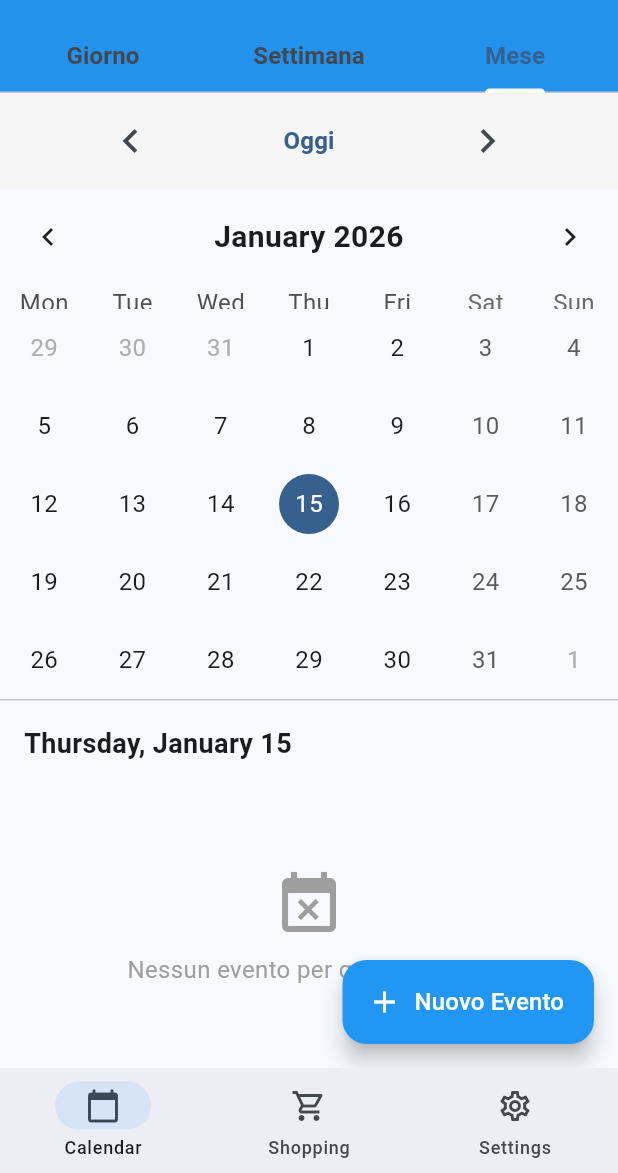
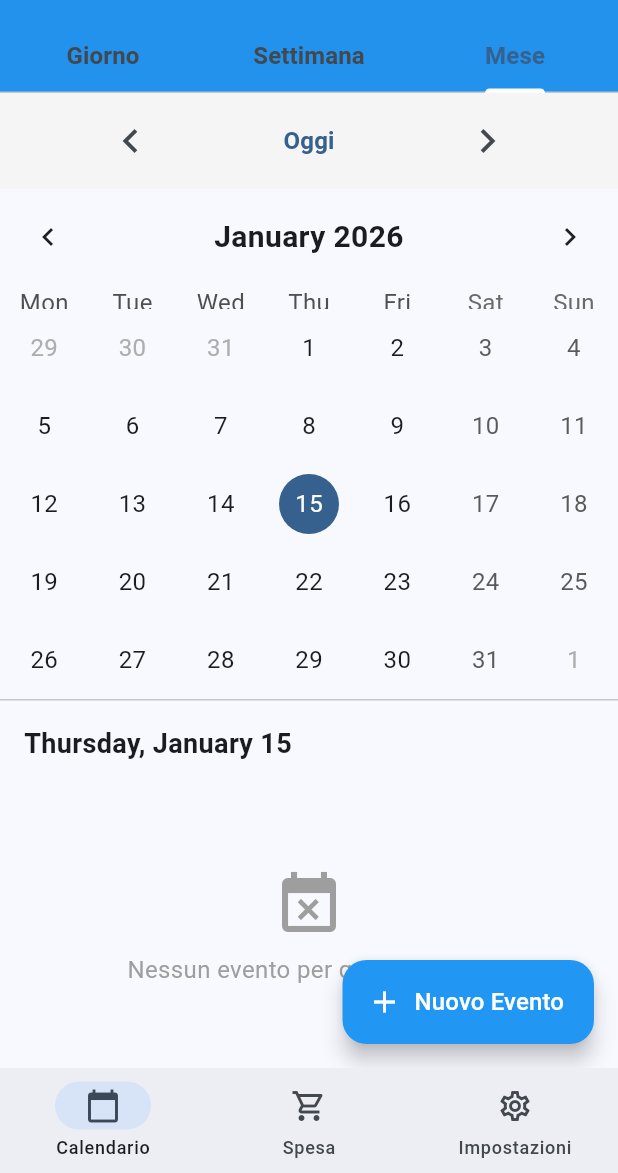
Before and after one commit to petaurodellozucchero/family-managment, a Flutter app: the screen it shows after launch, after a tap on "You", on a phone screen of 412 x 824 dp, the part 63-1236 px from its top. Run offline on Flutter 3.47's test engine with Material 3 defaults, Android fonts, the phone set to English and light mode, and no system bars; drawn by our look-alikes of table_calendar; our stand-ins replace cloud_firestore, firebase_auth, firebase_core, shared_preferences; accounts and stored records are empty; network calls fail.

Commit message:
Translate app title and bottom navigation labels to Italian
Co-authored-by: petaurodellozucchero <85255627+petaurodellozucchero@users.noreply.github.com>

```diff
--- a/lib/main.dart
+++ b/lib/main.dart
@@ -33,7 +33,7 @@ class MyApp extends StatelessWidget {
         ChangeNotifierProvider(create: (_) => CurrentUserProvider()),
       ],
       child: MaterialApp(
-        title: 'Family Management',
+        title: 'Gestione Familiare',
         debugShowCheckedModeBanner: false,
         theme: ThemeData(
           useMaterial3: true,
@@ -216,17 +216,17 @@ class _MainScreenState extends State<MainScreen> {
           NavigationDestination(
             icon: Icon(Icons.calendar_today),
             selectedIcon: Icon(Icons.calendar_today),
-            label: 'Calendar',
+            label: 'Calendario',
           ),
           NavigationDestination(
             icon: Icon(Icons.shopping_cart_outlined),
             selectedIcon: Icon(Icons.shopping_cart),
-            label: 'Shopping',
+            label: 'Spesa',
           ),
           NavigationDestination(
             icon: Icon(Icons.settings_outlined),
             selectedIcon: Icon(Icons.settings),
-            label: 'Settings',
+            label: 'Impostazioni',
           ),
         ],
       ),
```
